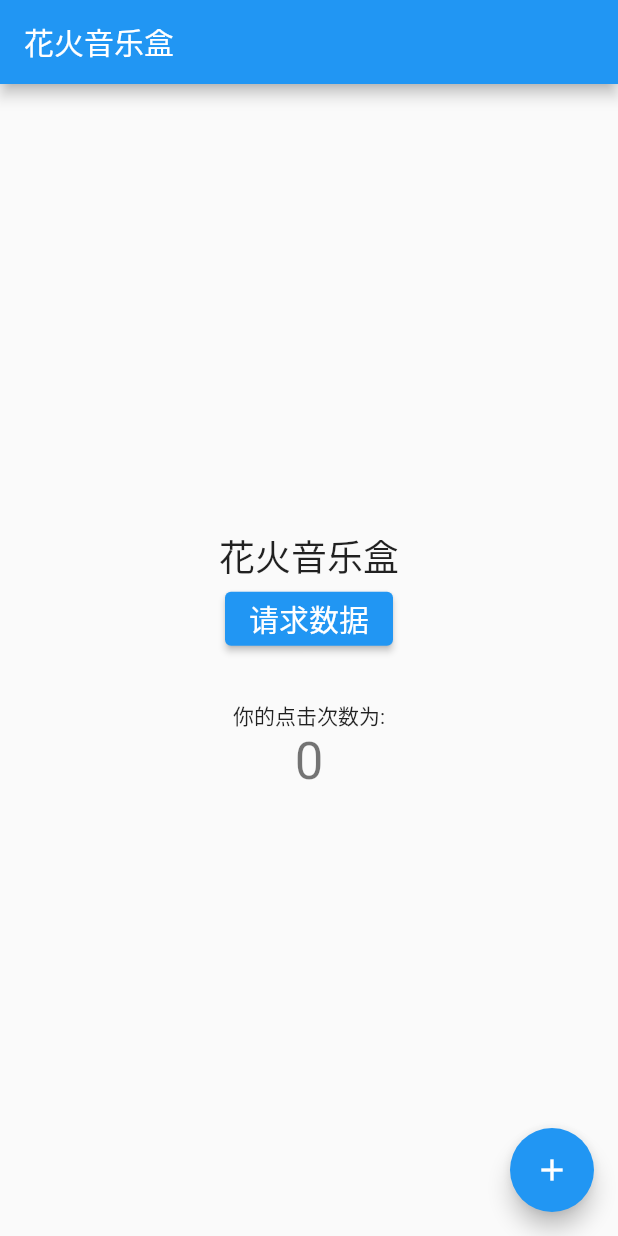
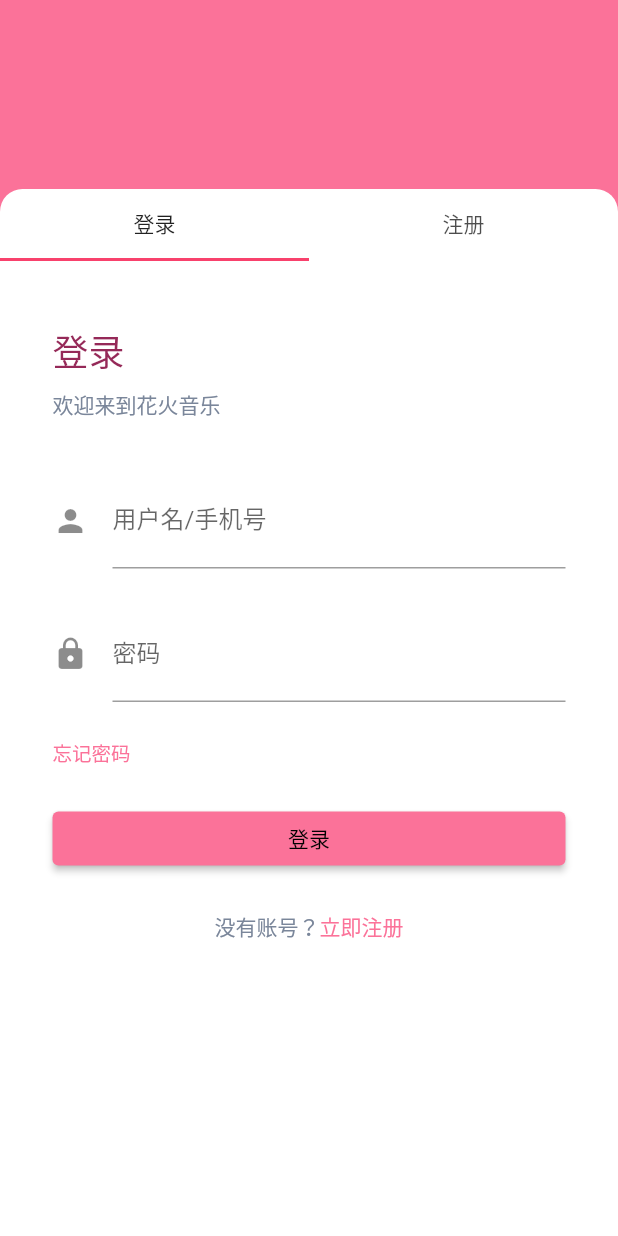
Before and after one commit to fireflower-music/fireflower_music_app, a Flutter app: the screen it shows after launch, on a phone screen of 412 x 824 dp. Run offline on Flutter 3.47's test engine with Material 2 defaults, Android fonts, the phone set to English and light mode, and no system bars.

Commit message:
Add loginPages

```diff
--- a/lib/main.dart
+++ b/lib/main.dart
@@ -1,18 +1,20 @@
-import 'package:fireflower_music_app/api/hello.dart';
+import 'package:fireflower_music_app/pages/home.dart';
+import 'package:fireflower_music_app/pages/login.dart';
+import 'package:fireflower_music_app/theme.dart';
 import 'package:flutter/material.dart';
 
 void main() {
-  runApp(const MyApp());
+  runApp(const FireFlowerMusic());
 }
 
-class MyApp extends StatelessWidget {
-  const MyApp({Key? key}) : super(key: key);
+class FireFlowerMusic extends StatelessWidget {
+  const FireFlowerMusic({Key? key}) : super(key: key);
 
   // This widget is the root of your application.
   @override
   Widget build(BuildContext context) {
     return MaterialApp(
-      title: 'Flutter Demo',
+      title: '花火音乐',
       theme: ThemeData(
         // This is the theme of your application.
         //
@@ -23,114 +25,13 @@ class MyApp extends StatelessWidget {
         // or simply save your changes to "hot reload" in a Flutter IDE).
         // Notice that the counter didn't reset back to zero; the application
         // is not restarted.
-        primarySwatch: Colors.blue,
+        primarySwatch: primary,
       ),
-      home: const MyHomePage(title: '花火音乐盒'),
+      initialRoute: '/login',
+      routes: {
+        '/': (context) => const Home(),
+        '/login': (context) => const Login(),
+      },
     );
   }
 }
-
-class MyHomePage extends StatefulWidget {
-  const MyHomePage({Key? key, required this.title}) : super(key: key);
-
-  // This widget is the home page of your application. It is stateful, meaning
-  // that it has a State object (defined below) that contains fields that affect
-  // how it looks.
-
-  // This class is the configuration for the state. It holds the values (in this
-  // case the title) provided by the parent (in this case the App widget) and
-  // used by the build method of the State. Fields in a Widget subclass are
-  // always marked "final".
-
-  final String title;
-
-  @override
-  State<MyHomePage> createState() => _MyHomePageState();
-}
-
-class _MyHomePageState extends State<MyHomePage> {
-  int _counter = 0;
-
-  String message = '花火音乐盒';
-
-  void _incrementCounter() {
-    setState(() {
-      // This call to setState tells the Flutter framework that something has
-      // changed in this State, which causes it to rerun the build method below
-      // so that the display can reflect the updated values. If we changed
-      // _counter without calling setState(), then the build method would not be
-      // called again, and so nothing would appear to happen.
-      _counter++;
-    });
-  }
-
-  void _fetchData() {
-    sayHello().then((value) => {
-          setState(() {
-            message = value;
-          })
-        });
-  }
-
-  final ButtonStyle buttonStyle =
-      ElevatedButton.styleFrom(textStyle: const TextStyle(fontSize: 20));
-
-  @override
-  Widget build(BuildContext context) {
-    // This method is rerun every time setState is called, for instance as done
-    // by the _incrementCounter method above.
-    //
-    // The Flutter framework has been optimized to make rerunning build methods
-    // fast, so that you can just rebuild anything that needs updating rather
-    // than having to individually change instances of widgets.
-    return Scaffold(
-      appBar: AppBar(
-        // Here we take the value from the MyHomePage object that was created by
-        // the App.build method, and use it to set our appbar title.
-        title: Text(widget.title),
-      ),
-      body: Center(
-        // Center is a layout widget. It takes a single child and positions it
-        // in the middle of the parent.
-        child: Column(
-          // Column is also a layout widget. It takes a list of children and
-          // arranges them vertically. By default, it sizes itself to fit its
-          // children horizontally, and tries to be as tall as its parent.
-          //
-          // Invoke "debug painting" (press "p" in the console, choose the
-          // "Toggle Debug Paint" action from the Flutter Inspector in Android
-          // Studio, or the "Toggle Debug Paint" command in Visual Studio Code)
-          // to see the wireframe for each widget.
-          //
-          // Column has various properties to control how it sizes itself and
-          // how it positions its children. Here we use mainAxisAlignment to
-          // center the children vertically; the main axis here is the vertical
-          // axis because Columns are vertical (the cross axis would be
-          // horizontal).
-          mainAxisAlignment: MainAxisAlignment.center,
-          children: <Widget>[
-            Text(message, style: Theme.of(context).textTheme.headline5),
-            ElevatedButton(
-              style: buttonStyle,
-              onPressed: _fetchData,
-              child: const Text('请求数据'),
-            ),
-            const SizedBox(height: 30),
-            const Text(
-              '你的点击次数为:',
-            ),
-            Text(
-              '$_counter',
-              style: Theme.of(context).textTheme.headline4,
-            ),
-          ],
-        ),
-      ),
-      floatingActionButton: FloatingActionButton(
-        onPressed: _incrementCounter,
-        tooltip: 'Increment',
-        child: const Icon(Icons.add),
-      ), // This trailing comma makes auto-formatting nicer for build methods.
-    );
-  }
-}
--- /dev/null
+++ b/lib/pages/home.dart
@@ -0,0 +1,20 @@
+import 'package:flutter/material.dart';
+
+//首页
+class Home extends StatelessWidget {
+  const Home({Key? key}) : super(key: key);
+
+  @override
+  Widget build(BuildContext context) {
+    return Scaffold(
+      body: Center(
+        child: ElevatedButton(
+          onPressed: () {
+            Navigator.pushNamed(context, '/login');
+          },
+          child: const Text("登录"),
+        ),
+      ),
+    );
+  }
+}
--- /dev/null
+++ b/lib/pages/login.dart
@@ -0,0 +1,72 @@
+import 'package:fireflower_music_app/theme.dart';
+import 'package:fireflower_music_app/widget/login_form.dart';
+import 'package:flutter/material.dart';
+
+// 登录
+class Login extends StatefulWidget {
+  const Login({Key? key}) : super(key: key);
+
+  @override
+  State createState() => _loginState();
+}
+
+// ignore: camel_case_types
+class _loginState extends State<Login> with TickerProviderStateMixin {
+  late TabController _tabController;
+
+  @override
+  void initState() {
+    super.initState();
+    _tabController = TabController(length: 2, vsync: this);
+  }
+
+  @override
+  Widget build(BuildContext context) {
+    return Scaffold(
+        body: Container(
+      color: primary,
+      padding: const EdgeInsets.only(top: 126),
+      width: MediaQuery.of(context).size.width,
+      height: MediaQuery.of(context).size.height,
+      child: Container(
+        decoration: const BoxDecoration(
+          color: Colors.white,
+          borderRadius: BorderRadius.only(
+            topLeft: Radius.circular(15),
+            topRight: Radius.circular(15),
+          ),
+        ),
+        child: Column(
+          children: <Widget>[
+            TabBar(
+              controller: _tabController,
+              tabs: const <Widget>[
+                Tab(
+                  text: "登录",
+                ),
+                Tab(
+                  text: "注册",
+                ),
+              ],
+            ),
+            Flexible(
+              flex: 1,
+              child: TabBarView(
+                controller: _tabController,
+                children: const <Widget>[
+                  LoginForm(),
+                  Center(
+                    child: Text("登录"),
+                  ),
+                  // Center(
+                  //   child: Text("注册"),
+                  // ),
+                ],
+              ),
+            ),
+          ],
+        ),
+      ),
+    ));
+  }
+}
--- /dev/null
+++ b/lib/theme.dart
@@ -0,0 +1,17 @@
+import 'package:flutter/material.dart';
+
+const int _pinkPrimaryValue = 0xFFFB7299;
+
+//主题色
+const MaterialColor primary = MaterialColor(_pinkPrimaryValue, <int, Color>{
+  50: Color(0xFFFEE6ED),
+  100: Color(0xFFFDC1D3),
+  200: Color(0xFFFC99B6),
+  300: Color(0xFFFB7299),
+  400: Color(0xFFF85782),
+  500: Color(0xFFF8416C),
+  600: Color(0xFFE63D69),
+  700: Color(0xFFCF3764),
+  800: Color(0xFFBA3260),
+  900: Color(0xFF952958),
+});
--- /dev/null
+++ b/lib/widget/login_form.dart
@@ -0,0 +1,125 @@
+import 'package:fireflower_music_app/theme.dart';
+import 'package:flutter/material.dart';
+
+class LoginForm extends StatefulWidget {
+  const LoginForm({Key? key}) : super(key: key);
+
+  @override
+  State<LoginForm> createState() => _loginFormState();
+}
+
+// ignore: camel_case_types
+class _loginFormState extends State<LoginForm> {
+  @override
+  Widget build(BuildContext context) {
+    return Container(
+      padding: const EdgeInsets.only(left: 35, top: 42, right: 35),
+      child: Column(
+        crossAxisAlignment: CrossAxisAlignment.start,
+        children: <Widget>[
+          const Text(
+            "登录",
+            style: TextStyle(
+                fontSize: 24,
+                color: Color(0xFF952958),
+                letterSpacing: 0,
+                fontWeight: FontWeight.w500),
+          ),
+          const SizedBox(
+            height: 7,
+          ),
+          const Text(
+            "欢迎来到花火音乐",
+            style: TextStyle(
+              fontSize: 14,
+              color: Color(0xFF7A869A),
+              letterSpacing: 0,
+              fontWeight: FontWeight.w400,
+            ),
+          ),
+          const SizedBox(
+            height: 35,
+          ),
+          TextFormField(
+            decoration: const InputDecoration(
+              icon: Icon(Icons.person),
+              hintText: '请输入用户名/手机号',
+              labelText: '用户名/手机号',
+            ),
+            onSaved: (String? value) {
+              // This optional block of code can be used to run
+              // code when the user saves the form.
+            },
+            validator: (String? value) {
+              return (value != null && value.contains('@'))
+                  ? 'Do not use the @ char.'
+                  : null;
+            },
+          ),
+          const SizedBox(
+            height: 25,
+          ),
+          TextFormField(
+            decoration: const InputDecoration(
+              icon: Icon(Icons.lock),
+              hintText: '请输入密码',
+              labelText: '密码',
+            ),
+            onSaved: (String? value) {
+              // This optional block of code can be used to run
+              // code when the user saves the form.
+            },
+            validator: (String? value) {
+              return (value != null && value.contains('@'))
+                  ? 'Do not use the @ char.'
+                  : null;
+            },
+          ),
+          const SizedBox(
+            height: 24,
+          ),
+          const Text(
+            "忘记密码",
+            style: TextStyle(fontSize: 13, color: primary),
+          ),
+          const SizedBox(
+            height: 24,
+          ),
+          FractionallySizedBox(
+            widthFactor: 1,
+            child: ElevatedButton(
+              onPressed: () {},
+              child: const Text("登录"),
+            ),
+          ),
+          const SizedBox(
+            height: 24,
+          ),
+          Row(
+            mainAxisAlignment: MainAxisAlignment.center,
+            children: const [
+              Text(
+                "没有账号？",
+                style: TextStyle(
+                  color: Color(0xFF7A869A),
+                  fontSize: 14,
+                  letterSpacing: 0,
+                  fontWeight: FontWeight.w400,
+                ),
+              ),
+              Text(
+                "立即注册",
+                style: TextStyle(
+                  color: primary,
+                  fontSize: 14,
+                  letterSpacing: 0,
+                  fontWeight: FontWeight.w400,
+                ),
+              ),
+            ],
+          )
+        ],
+      ),
+    );
+  }
+}
```
Also changed, not shown: 1 other file.
